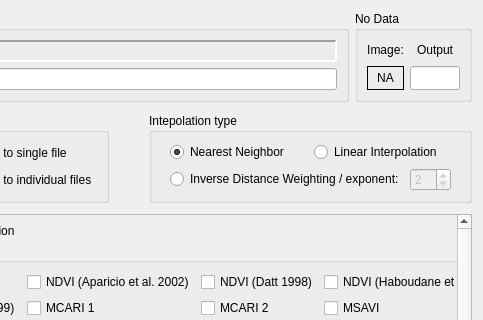
This is enmapbox/apps/lmuvegetationapps/GUI_VIT.ui in jakimowb/enmapbox_testmigration2 as Qt 5 draws it before an edit; both pictures show x 207 to 690 and y 0 to 320 of the 690 by 643 pixel window. The edited form follows.
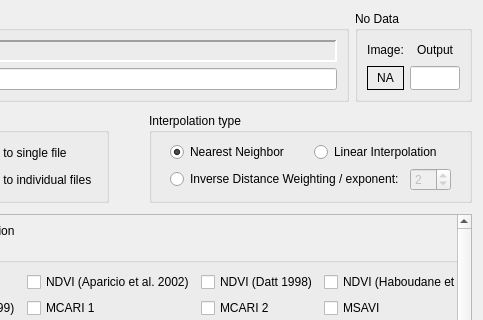
This is the edited form. Custom widgets are drawn as their Qt base class.

The edit to the form file:
```diff
--- a/enmapbox/apps/lmuvegetationapps/GUI_VIT.ui
+++ b/enmapbox/apps/lmuvegetationapps/GUI_VIT.ui
@@ -1093,7 +1093,7 @@
          <item row="0" column="0">
           <widget class="QGroupBox" name="groupBox">
            <property name="title">
-            <string>Intepolation type</string>
+            <string>Interpolation type</string>
            </property>
            <layout class="QGridLayout" name="gridLayout_10">
             <item row="0" column="0">
```
Left out of the diff: 2 changed lines with no effect on the pictures.
